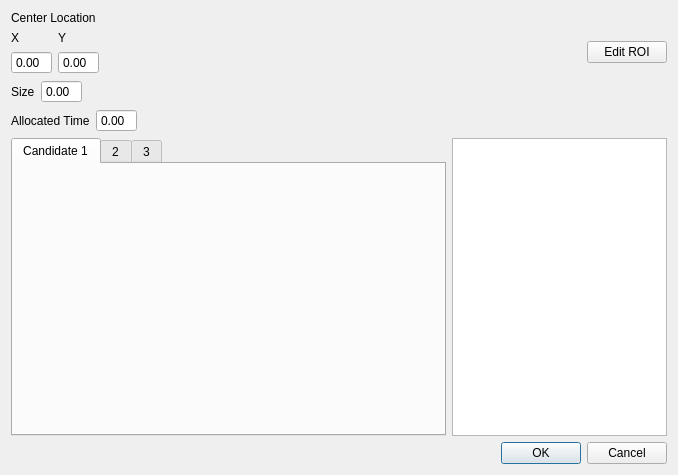
Old version of the form cataglyphis_gui/qt_project_src/cataglyphis_gui/roi_dialog_form.ui in the repository wvu-irl/cataglyphis3-software.
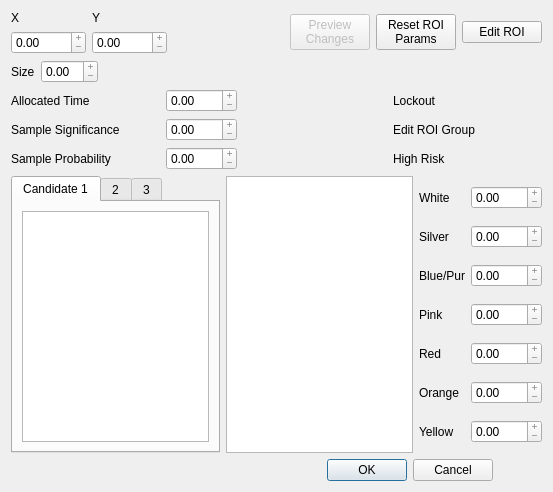
New version of the form. Custom widgets are drawn as their Qt base class.

Patch:
```diff
--- a/cataglyphis_gui/qt_project_src/cataglyphis_gui/roi_dialog_form.ui
+++ b/cataglyphis_gui/qt_project_src/cataglyphis_gui/roi_dialog_form.ui
@@ -6,31 +6,18 @@
    <rect>
     <x>0</x>
     <y>0</y>
-    <width>678</width>
-    <height>475</height>
+    <width>553</width>
+    <height>492</height>
    </rect>
   </property>
   <property name="windowTitle">
    <string>Dialog</string>
   </property>
-  <layout class="QVBoxLayout" name="verticalLayout_3">
+  <layout class="QVBoxLayout" name="verticalLayout_9">
    <item>
-    <layout class="QVBoxLayout" name="verticalLayout_2">
-     <property name="sizeConstraint">
-      <enum>QLayout::SetFixedSize</enum>
-     </property>
+    <layout class="QVBoxLayout" name="verticalLayout_8">
      <item>
-      <widget class="QLabel" name="label_3">
-       <property name="text">
-        <string>Center Location</string>
-       </property>
-      </widget>
-     </item>
-     <item>
-      <layout class="QVBoxLayout" name="verticalLayout">
-       <property name="sizeConstraint">
-        <enum>QLayout::SetMinAndMaxSize</enum>
-       </property>
+      <layout class="QVBoxLayout" name="verticalLayout_7">
        <item>
         <layout class="QHBoxLayout" name="horizontalLayout_2">
          <property name="sizeConstraint">
@@ -57,11 +44,29 @@
            </item>
            <item row="1" column="0">
             <widget class="QDoubleSpinBox" name="x_spinbox">
+             <property name="frame">
+              <bool>true</bool>
+             </property>
              <property name="readOnly">
               <bool>true</bool>
              </property>
              <property name="buttonSymbols">
-              <enum>QAbstractSpinBox::NoButtons</enum>
+              <enum>QAbstractSpinBox::PlusMinus</enum>
+             </property>
+             <property name="accelerated">
+              <bool>true</bool>
+             </property>
+             <property name="correctionMode">
+              <enum>QAbstractSpinBox::CorrectToNearestValue</enum>
+             </property>
+             <property name="minimum">
+              <double>-9999.000000000000000</double>
+             </property>
+             <property name="maximum">
+              <double>9999.000000000000000</double>
+             </property>
+             <property name="value">
+              <double>0.000000000000000</double>
              </property>
             </widget>
            </item>
@@ -71,7 +76,19 @@
               <bool>true</bool>
              </property>
              <property name="buttonSymbols">
-              <enum>QAbstractSpinBox::NoButtons</enum>
+              <enum>QAbstractSpinBox::PlusMinus</enum>
+             </property>
+             <property name="accelerated">
+              <bool>true</bool>
+             </property>
+             <property name="correctionMode">
+              <enum>QAbstractSpinBox::CorrectToNearestValue</enum>
+             </property>
+             <property name="minimum">
+              <double>-9999.000000000000000</double>
+             </property>
+             <property name="maximum">
+              <double>9999.989999999999782</double>
              </property>
             </widget>
            </item>
@@ -90,6 +107,28 @@
            </property>
           </spacer>
          </item>
+         <item>
+          <widget class="QPushButton" name="preview_changes_button">
+           <property name="enabled">
+            <bool>false</bool>
+           </property>
+           <property name="text">
+            <string>Preview
+Changes</string>
+           </property>
+          </widget>
+         </item>
+         <item>
+          <widget class="QPushButton" name="reset_roi_button">
+           <property name="enabled">
+            <bool>true</bool>
+           </property>
+           <property name="text">
+            <string>Reset ROI
+Params</string>
+           </property>
+          </widget>
+         </item>
          <item>
           <widget class="QPushButton" name="edit_roi_button">
            <property name="text">
@@ -103,11 +142,8 @@
         </layout>
        </item>
        <item>
-        <layout class="QFormLayout" name="formLayout_3">
-         <property name="sizeConstraint">
-          <enum>QLayout::SetFixedSize</enum>
-         </property>
-         <item row="0" column="0">
+        <layout class="QHBoxLayout" name="horizontalLayout_18">
+         <item>
           <layout class="QFormLayout" name="formLayout_2">
            <property name="sizeConstraint">
             <enum>QLayout::SetFixedSize</enum>
@@ -125,105 +161,567 @@
               <bool>true</bool>
              </property>
              <property name="buttonSymbols">
-              <enum>QAbstractSpinBox::NoButtons</enum>
+              <enum>QAbstractSpinBox::PlusMinus</enum>
              </property>
             </widget>
            </item>
           </layout>
          </item>
-         <item row="1" column="0">
-          <layout class="QFormLayout" name="formLayout">
-           <property name="sizeConstraint">
-            <enum>QLayout::SetFixedSize</enum>
+         <item>
+          <spacer name="horizontalSpacer_9">
+           <property name="orientation">
+            <enum>Qt::Horizontal</enum>
            </property>
-           <item row="0" column="1">
-            <widget class="QDoubleSpinBox" name="allocated_time_spingbox">
+           <property name="sizeHint" stdset="0">
+            <size>
+             <width>40</width>
+             <height>20</height>
+            </size>
+           </property>
+          </spacer>
+         </item>
+        </layout>
+       </item>
+       <item>
+        <layout class="QHBoxLayout" name="horizontalLayout_9">
+         <item>
+          <layout class="QVBoxLayout" name="verticalLayout">
+           <item>
+            <layout class="QHBoxLayout" name="horizontalLayout_8">
+             <item>
+              <widget class="QLabel" name="label">
+               <property name="text">
+                <string>Allocated Time</string>
+               </property>
+              </widget>
+             </item>
+             <item>
+              <spacer name="horizontalSpacer_2">
+               <property name="orientation">
+                <enum>Qt::Horizontal</enum>
+               </property>
+               <property name="sizeHint" stdset="0">
+                <size>
+                 <width>40</width>
+                 <height>20</height>
+                </size>
+               </property>
+              </spacer>
+             </item>
+             <item>
+              <widget class="QDoubleSpinBox" name="allocated_time_spinbox">
+               <property name="readOnly">
+                <bool>true</bool>
+               </property>
+               <property name="buttonSymbols">
+                <enum>QAbstractSpinBox::PlusMinus</enum>
+               </property>
+               <property name="accelerated">
+                <bool>true</bool>
+               </property>
+               <property name="maximum">
+                <double>9999.000000000000000</double>
+               </property>
+              </widget>
+             </item>
+            </layout>
+           </item>
+           <item>
+            <layout class="QHBoxLayout" name="horizontalLayout_7">
+             <item>
+              <widget class="QLabel" name="label_6">
+               <property name="text">
+                <string>Sample Significance</string>
+               </property>
+              </widget>
+             </item>
+             <item>
+              <spacer name="horizontalSpacer_3">
+               <property name="orientation">
+                <enum>Qt::Horizontal</enum>
+               </property>
+               <property name="sizeHint" stdset="0">
+                <size>
+                 <width>40</width>
+                 <height>20</height>
+                </size>
+               </property>
+              </spacer>
+             </item>
+             <item>
+              <widget class="QDoubleSpinBox" name="sample_sig_spinbox">
+               <property name="readOnly">
+                <bool>true</bool>
+               </property>
+               <property name="buttonSymbols">
+                <enum>QAbstractSpinBox::PlusMinus</enum>
+               </property>
+               <property name="accelerated">
+                <bool>true</bool>
+               </property>
+               <property name="maximum">
+                <double>9999.000000000000000</double>
+               </property>
+              </widget>
+             </item>
+            </layout>
+           </item>
+           <item>
+            <layout class="QHBoxLayout" name="horizontalLayout_6">
+             <item>
+              <widget class="QLabel" name="label_10">
+               <property name="text">
+                <string>Sample Probability</string>
+               </property>
+              </widget>
+             </item>
+             <item>
+              <spacer name="horizontalSpacer_4">
+               <property name="orientation">
+                <enum>Qt::Horizontal</enum>
+               </property>
+               <property name="sizeHint" stdset="0">
+                <size>
+                 <width>40</width>
+                 <height>20</height>
+                </size>
+               </property>
+              </spacer>
+             </item>
+             <item>
+              <widget class="QDoubleSpinBox" name="sample_prob_spinbox">
+               <property name="readOnly">
+                <bool>true</bool>
+               </property>
+               <property name="buttonSymbols">
+                <enum>QAbstractSpinBox::PlusMinus</enum>
+               </property>
+               <property name="accelerated">
+                <bool>true</bool>
+               </property>
+               <property name="maximum">
+                <double>9999.000000000000000</double>
+               </property>
+              </widget>
+             </item>
+            </layout>
+           </item>
+          </layout>
+         </item>
+         <item>
+          <spacer name="horizontalSpacer_8">
+           <property name="orientation">
+            <enum>Qt::Horizontal</enum>
+           </property>
+           <property name="sizeType">
+            <enum>QSizePolicy::Expanding</enum>
+           </property>
+           <property name="sizeHint" stdset="0">
+            <size>
+             <width>40</width>
+             <height>20</height>
+            </size>
+           </property>
+          </spacer>
+         </item>
+         <item>
+          <layout class="QVBoxLayout" name="verticalLayout_2">
+           <item>
+            <layout class="QHBoxLayout" name="horizontalLayout_3">
+             <item>
+              <widget class="QLabel" name="label_7">
+               <property name="text">
+                <string>Lockout</string>
+               </property>
+              </widget>
+             </item>
+             <item>
+              <spacer name="horizontalSpacer_7">
+               <property name="orientation">
+                <enum>Qt::Horizontal</enum>
+               </property>
+               <property name="sizeHint" stdset="0">
+                <size>
+                 <width>40</width>
+                 <height>20</height>
+                </size>
+               </property>
+              </spacer>
+             </item>
+             <item>
+              <widget class="QLedIndicator" name="lockout_indicator" native="true">
+               <property name="minimumSize">
+                <size>
+                 <width>14</width>
+                 <height>15</height>
+                </size>
+               </property>
+              </widget>
+             </item>
+            </layout>
+           </item>
+           <item>
+            <layout class="QHBoxLayout" name="horizontalLayout_4">
+             <item>
+              <widget class="QLabel" name="label_9">
+               <property name="text">
+                <string>Edit ROI Group</string>
+               </property>
+              </widget>
+             </item>
+             <item>
+              <spacer name="horizontalSpacer_6">
+               <property name="orientation">
+                <enum>Qt::Horizontal</enum>
+               </property>
+               <property name="sizeHint" stdset="0">
+                <size>
+                 <width>40</width>
+                 <height>20</height>
+                </size>
+               </property>
+              </spacer>
+             </item>
+             <item>
+              <widget class="QLedIndicator" name="edit_roi_group_indicator" native="true">
+               <property name="minimumSize">
+                <size>
+                 <width>14</width>
+                 <height>15</height>
+                </size>
+               </property>
+              </widget>
+             </item>
+            </layout>
+           </item>
+           <item>
+            <layout class="QHBoxLayout" name="horizontalLayout_5">
+             <item>
+              <widget class="QLabel" name="label_8">
+               <property name="text">
+                <string>High Risk</string>
+               </property>
+              </widget>
+             </item>
+             <item>
+              <spacer name="horizontalSpacer_5">
+               <property name="orientation">
+                <enum>Qt::Horizontal</enum>
+               </property>
+               <property name="sizeHint" stdset="0">
+                <size>
+                 <width>40</width>
+                 <height>20</height>
+                </size>
+               </property>
+              </spacer>
+             </item>
+             <item>
+              <widget class="QLedIndicator" name="high_risk_indicator" native="true">
+               <property name="minimumSize">
+                <size>
+                 <width>14</width>
+                 <height>15</height>
+                </size>
+               </property>
+              </widget>
+             </item>
+            </layout>
+           </item>
+          </layout>
+         </item>
+        </layout>
+       </item>
+      </layout>
+     </item>
+     <item>
+      <layout class="QHBoxLayout" name="horizontalLayout_17">
+       <item>
+        <layout class="QHBoxLayout" name="horizontalLayout">
+         <item>
+          <widget class="QTabWidget" name="candidate_tabber">
+           <property name="sizePolicy">
+            <sizepolicy hsizetype="Expanding" vsizetype="Expanding">
+             <horstretch>0</horstretch>
+             <verstretch>0</verstretch>
+            </sizepolicy>
+           </property>
+           <property name="currentIndex">
+            <number>0</number>
+           </property>
+           <widget class="QWidget" name="tab">
+            <attribute name="title">
+             <string>Candidate 1</string>
+            </attribute>
+            <layout class="QVBoxLayout" name="verticalLayout_3">
+             <item>
+              <widget class="QGraphicsView" name="candidate_view_1"/>
+             </item>
+            </layout>
+           </widget>
+           <widget class="QWidget" name="tab_2">
+            <attribute name="title">
+             <string>2</string>
+            </attribute>
+            <layout class="QVBoxLayout" name="verticalLayout_4">
+             <item>
+              <widget class="QGraphicsView" name="candidate_view_2"/>
+             </item>
+            </layout>
+           </widget>
+           <widget class="QWidget" name="tab_3">
+            <attribute name="title">
+             <string>3</string>
+            </attribute>
+            <layout class="QVBoxLayout" name="verticalLayout_5">
+             <item>
+              <widget class="QGraphicsView" name="candidate_view_3"/>
+             </item>
+            </layout>
+           </widget>
+          </widget>
+         </item>
+         <item>
+          <widget class="QTableView" name="tableView"/>
+         </item>
+        </layout>
+       </item>
+       <item>
+        <layout class="QVBoxLayout" name="verticalLayout_6">
+         <item>
+          <layout class="QHBoxLayout" name="horizontalLayout_10">
+           <item>
+            <widget class="QLabel" name="label_11">
+             <property name="text">
+              <string>White</string>
+             </property>
+            </widget>
+           </item>
+           <item>
+            <widget class="QDoubleSpinBox" name="white_prob_spinbox">
              <property name="readOnly">
               <bool>true</bool>
              </property>
              <property name="buttonSymbols">
-              <enum>QAbstractSpinBox::NoButtons</enum>
+              <enum>QAbstractSpinBox::PlusMinus</enum>
              </property>
              <property name="accelerated">
               <bool>true</bool>
              </property>
+             <property name="maximum">
+              <double>9999.000000000000000</double>
+             </property>
             </widget>
            </item>
-           <item row="0" column="0">
-            <widget class="QLabel" name="label">
+          </layout>
+         </item>
+         <item>
+          <layout class="QHBoxLayout" name="horizontalLayout_11">
+           <item>
+            <widget class="QLabel" name="label_12">
              <property name="text">
-              <string>Allocated Time</string>
+              <string>Silver</string>
              </property>
             </widget>
            </item>
+           <item>
+            <widget class="QDoubleSpinBox" name="silver_prob_spinbox">
+             <property name="readOnly">
+              <bool>true</bool>
+             </property>
+             <property name="buttonSymbols">
+              <enum>QAbstractSpinBox::PlusMinus</enum>
+             </property>
+             <property name="accelerated">
+              <bool>true</bool>
+             </property>
+             <property name="maximum">
+              <double>9999.000000000000000</double>
+             </property>
+            </widget>
+           </item>
           </layout>
          </item>
+         <item>
+          <layout class="QHBoxLayout" name="horizontalLayout_12">
+           <item>
+            <widget class="QLabel" name="label_13">
+             <property name="text">
+              <string>Blue/Pur</string>
+             </property>
+            </widget>
+           </item>
+           <item>
+            <widget class="QDoubleSpinBox" name="blue_purple_prob_spinbox">
+             <property name="readOnly">
+              <bool>true</bool>
+             </property>
+             <property name="buttonSymbols">
+              <enum>QAbstractSpinBox::PlusMinus</enum>
+             </property>
+             <property name="accelerated">
+              <bool>true</bool>
+             </property>
+             <property name="maximum">
+              <double>9999.000000000000000</double>
+             </property>
+            </widget>
+           </item>
+          </layout>
+         </item>
+         <item>
+          <layout class="QHBoxLayout" name="horizontalLayout_13">
+           <item>
+            <widget class="QLabel" name="label_14">
+             <property name="text">
+              <string>Pink</string>
+             </property>
+            </widget>
+           </item>
+           <item>
+            <widget class="QDoubleSpinBox" name="pink_prob_spinbox">
+             <property name="readOnly">
+              <bool>true</bool>
+             </property>
+             <property name="buttonSymbols">
+              <enum>QAbstractSpinBox::PlusMinus</enum>
+             </property>
+             <property name="accelerated">
+              <bool>true</bool>
+             </property>
+             <property name="maximum">
+              <double>9999.000000000000000</double>
+             </property>
+            </widget>
+           </item>
+          </layout>
+         </item>
+         <item>
+          <layout class="QHBoxLayout" name="horizontalLayout_16">
+           <item>
+            <widget class="QLabel" name="label_17">
+             <property name="text">
+              <string>Red</string>
+             </property>
+            </widget>
+           </item>
+           <item>
+            <widget class="QDoubleSpinBox" name="red_prob_spinbox">
+             <property name="readOnly">
+              <bool>true</bool>
+             </property>
+             <property name="buttonSymbols">
+              <enum>QAbstractSpinBox::PlusMinus</enum>
+             </property>
+             <property name="accelerated">
+              <bool>true</bool>
+             </property>
+             <property name="maximum">
+              <double>9999.000000000000000</double>
+             </property>
+            </widget>
+           </item>
+          </layout>
+         </item>
+         <item>
+          <layout class="QHBoxLayout" name="horizontalLayout_15">
+           <item>
+            <widget class="QLabel" name="label_16">
+             <property name="text">
+              <string>Orange</string>
+             </property>
+            </widget>
+           </item>
+           <item>
+            <widget class="QDoubleSpinBox" name="orange_prob_spinbox">
+             <property name="readOnly">
+              <bool>true</bool>
+             </property>
+             <property name="buttonSymbols">
+              <enum>QAbstractSpinBox::PlusMinus</enum>
+             </property>
+             <property name="accelerated">
+              <bool>true</bool>
+             </property>
+             <property name="maximum">
+              <double>9999.000000000000000</double>
+             </property>
+            </widget>
+           </item>
+          </layout>
+         </item>
+         <item>
+          <layout class="QHBoxLayout" name="horizontalLayout_14">
+           <item>
+            <widget class="QLabel" name="label_15">
+             <property name="text">
+              <string>Yellow</string>
+             </property>
+            </widget>
+           </item>
+           <item>
+            <widget class="QDoubleSpinBox" name="yellow_prob_spinbox">
+             <property name="readOnly">
+              <bool>true</bool>
+             </property>
+             <property name="buttonSymbols">
+              <enum>QAbstractSpinBox::PlusMinus</enum>
+             </property>
+             <property name="accelerated">
+              <bool>true</bool>
+             </property>
+             <property name="maximum">
+              <double>9999.000000000000000</double>
+             </property>
+            </widget>
+           </item>
+          </layout>
+         </item>
         </layout>
        </item>
       </layout>
      </item>
-    </layout>
-   </item>
-   <item>
-    <layout class="QHBoxLayout" name="horizontalLayout">
      <item>
-      <widget class="QTabWidget" name="candidate_tabber">
-       <property name="sizePolicy">
-        <sizepolicy hsizetype="Expanding" vsizetype="Expanding">
-         <horstretch>0</horstretch>
-         <verstretch>0</verstretch>
-        </sizepolicy>
-       </property>
-       <property name="currentIndex">
-        <number>0</number>
-       </property>
-       <widget class="QWidget" name="tab">
-        <attribute name="title">
-         <string>Candidate 1</string>
-        </attribute>
-       </widget>
-       <widget class="QWidget" name="tab_2">
-        <attribute name="title">
-         <string>2</string>
-        </attribute>
-       </widget>
-       <widget class="QWidget" name="tab_3">
-        <attribute name="title">
-         <string>3</string>
-        </attribute>
-       </widget>
-      </widget>
+      <layout class="QHBoxLayout" name="horizontalLayout_19">
+       <item>
+        <spacer name="horizontalSpacer_10">
+         <property name="orientation">
+          <enum>Qt::Horizontal</enum>
+         </property>
+         <property name="sizeHint" stdset="0">
+          <size>
+           <width>40</width>
+           <height>20</height>
+          </size>
+         </property>
+        </spacer>
+       </item>
+       <item>
+        <widget class="QDialogButtonBox" name="buttonBox">
+         <property name="orientation">
+          <enum>Qt::Horizontal</enum>
+         </property>
+         <property name="standardButtons">
+          <set>QDialogButtonBox::Cancel|QDialogButtonBox::Ok</set>
+         </property>
+         <property name="centerButtons">
+          <bool>true</bool>
+         </property>
+        </widget>
+       </item>
+      </layout>
      </item>
-     <item>
-      <widget class="QTableView" name="tableView">
-       <property name="sizePolicy">
-        <sizepolicy hsizetype="Fixed" vsizetype="Preferred">
-         <horstretch>0</horstretch>
-         <verstretch>0</verstretch>
-        </sizepolicy>
-       </property>
-       <property name="maximumSize">
-        <size>
-         <width>215</width>
-         <height>16777215</height>
-        </size>
-       </property>
-      </widget>
-     </item>
     </layout>
    </item>
-   <item>
-    <widget class="QDialogButtonBox" name="buttonBox">
-     <property name="orientation">
-      <enum>Qt::Horizontal</enum>
-     </property>
-     <property name="standardButtons">
-      <set>QDialogButtonBox::Cancel|QDialogButtonBox::Ok</set>
-     </property>
-    </widget>
-   </item>
   </layout>
  </widget>
+ <customwidgets>
+  <customwidget>
+   <class>QLedIndicator</class>
+   <extends>QWidget</extends>
+   <header>qledindicator.h</header>
+  </customwidget>
+ </customwidgets>
  <resources/>
  <connections>
   <connection>
```
Left out of the diff: 39 changed lines with no effect on the pictures.
